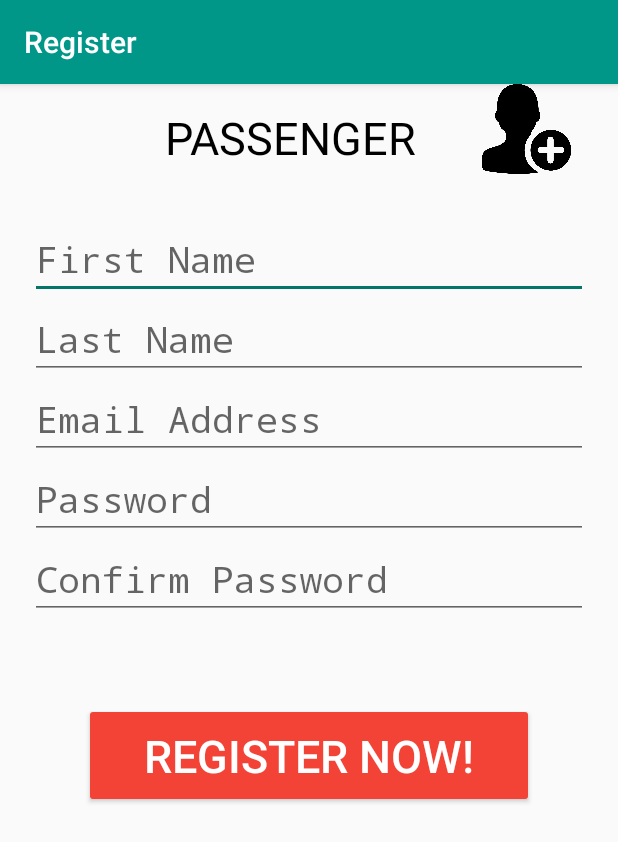
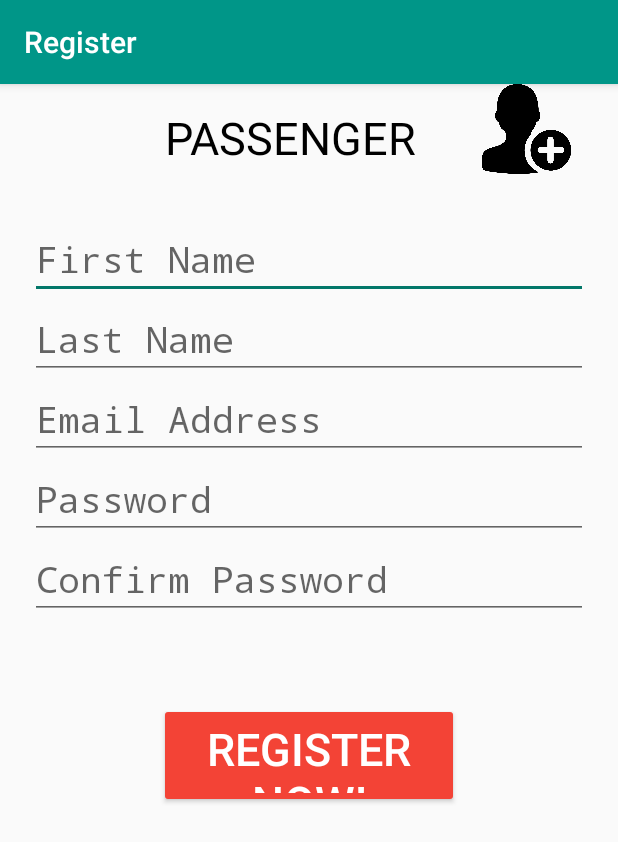
Before and after one commit to zomnilabs/cabtap, an Android app: the screen it shows after launch (RegisterActivity), after a tap on "REGISTER NOW!", on a phone screen of 412 x 824 dp. Shown: the top 842 px of the screen. Run offline under Robolectric (Android 15) with nearby library versions, the light colour scheme and no system bars; our stand-ins replace ButterKnife, Firebase (no records; nobody signed in at launch, a user with empty details on screens opened directly); libraries missing offline, so code that uses them is left out: rx.subjects; 1 statement that could not run was skipped.

Commit message:
updated register activity

```diff
--- a/app/src/main/java/com/example/alleoindong/cabtap/RegisterActivity.java
+++ b/app/src/main/java/com/example/alleoindong/cabtap/RegisterActivity.java
@@ -64,6 +64,7 @@ public class RegisterActivity extends BaseActivity {
 
         if (! password.equals(confirmPassword)) {
             Toast.makeText(this, "Passwords does not match", Toast.LENGTH_SHORT).show();
+            this.onShowLoader(false);
 
             return;
         }
--- a/app/src/main/res/layout/activity_register.xml
+++ b/app/src/main/res/layout/activity_register.xml
@@ -106,11 +106,10 @@
                 android:theme="@style/DangerButton"
                 android:textSize="@dimen/text_size"
                 android:layout_gravity="center_horizontal"
-            android:layout_width="300dp"
-            android:layout_height="70dp"
+                android:layout_width="@dimen/btn_width"
+                android:layout_height="@dimen/btn_height"
                 android:layout_marginTop="20dp"
-            android:text="@string/register_now"
-            />
+                android:text="@string/register_now" />
 
             <ProgressBar
                 android:id="@+id/btn_register_loading"
```
Lines whose indentation alone changed are shown as unchanged.
